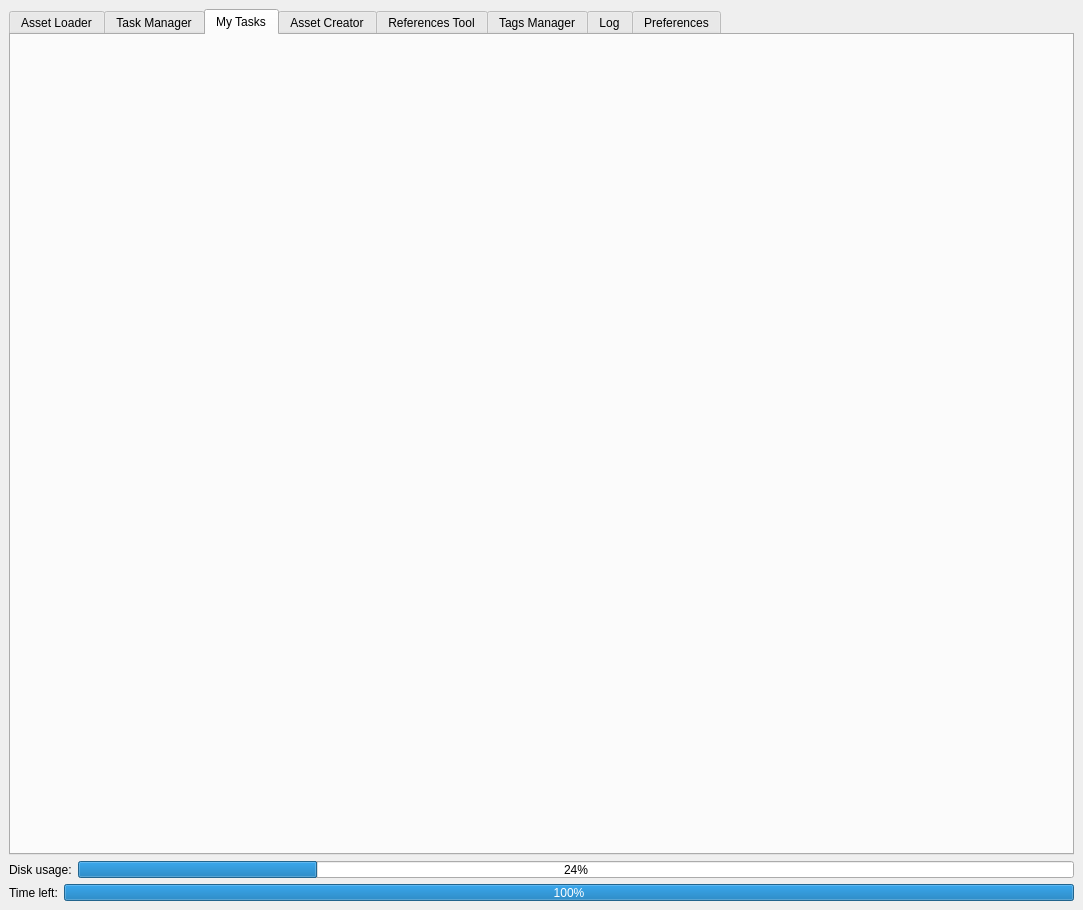
Above: media/main_window.ui from all-in-one-of/project_manager before the change. Below: the same form after it.
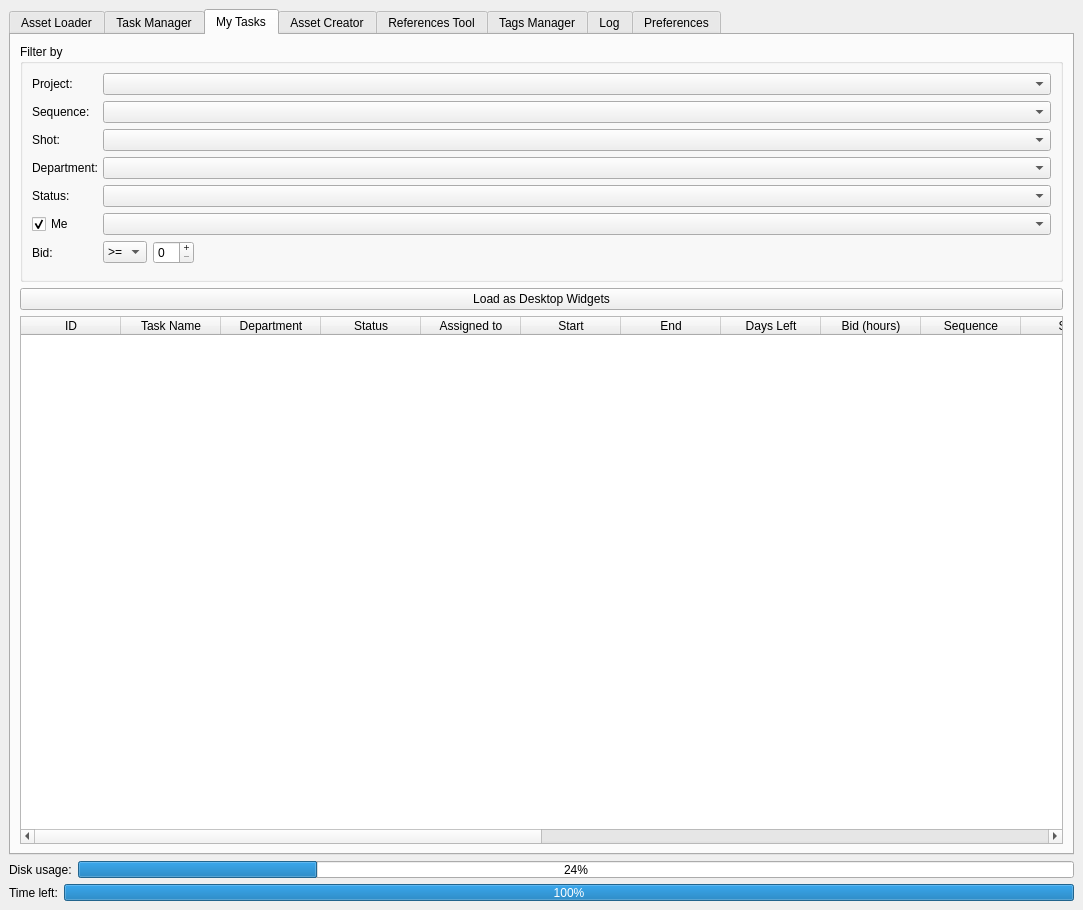
That is the form after the change. The open tabs and pages were chosen to show the change.

Commit message: Add my task tab and splashscreen

```diff
--- a/media/main_window.ui
+++ b/media/main_window.ui
@@ -1663,6 +1663,420 @@
          <attribute name="title">
           <string>My Tasks</string>
          </attribute>
+         <layout class="QVBoxLayout" name="verticalLayout_29">
+          <item>
+           <widget class="QGroupBox" name="mtFilterByGroupBox">
+            <property name="title">
+             <string>Filter by</string>
+            </property>
+            <property name="flat">
+             <bool>true</bool>
+            </property>
+            <property name="checkable">
+             <bool>false</bool>
+            </property>
+            <layout class="QVBoxLayout" name="verticalLayout_28">
+             <item>
+              <widget class="QFrame" name="mtProjectFilterFrame">
+               <property name="frameShape">
+                <enum>QFrame::NoFrame</enum>
+               </property>
+               <property name="frameShadow">
+                <enum>QFrame::Raised</enum>
+               </property>
+               <layout class="QHBoxLayout" name="horizontalLayout_42">
+                <property name="margin">
+                 <number>0</number>
+                </property>
+                <item>
+                 <widget class="QLabel" name="mtProjectLbl">
+                  <property name="maximumSize">
+                   <size>
+                    <width>65</width>
+                    <height>16777215</height>
+                   </size>
+                  </property>
+                  <property name="text">
+                   <string>Project:</string>
+                  </property>
+                 </widget>
+                </item>
+                <item>
+                 <widget class="QComboBox" name="mtFilterByProjectComboBox"/>
+                </item>
+               </layout>
+              </widget>
+             </item>
+             <item>
+              <widget class="QFrame" name="mtSequenceFilterFrame">
+               <property name="frameShape">
+                <enum>QFrame::NoFrame</enum>
+               </property>
+               <property name="frameShadow">
+                <enum>QFrame::Raised</enum>
+               </property>
+               <layout class="QHBoxLayout" name="horizontalLayout_43">
+                <property name="margin">
+                 <number>0</number>
+                </property>
+                <item>
+                 <widget class="QLabel" name="mtSequenceLbl">
+                  <property name="maximumSize">
+                   <size>
+                    <width>65</width>
+                    <height>16777215</height>
+                   </size>
+                  </property>
+                  <property name="text">
+                   <string>Sequence:</string>
+                  </property>
+                 </widget>
+                </item>
+                <item>
+                 <widget class="QComboBox" name="mtFilterBySequenceComboBox"/>
+                </item>
+               </layout>
+              </widget>
+             </item>
+             <item>
+              <widget class="QFrame" name="mtShotFilterFrame">
+               <property name="maximumSize">
+                <size>
+                 <width>16777215</width>
+                 <height>16777215</height>
+                </size>
+               </property>
+               <property name="frameShape">
+                <enum>QFrame::NoFrame</enum>
+               </property>
+               <property name="frameShadow">
+                <enum>QFrame::Raised</enum>
+               </property>
+               <layout class="QHBoxLayout" name="horizontalLayout_44">
+                <property name="margin">
+                 <number>0</number>
+                </property>
+                <item>
+                 <widget class="QLabel" name="mtShotLbl">
+                  <property name="maximumSize">
+                   <size>
+                    <width>65</width>
+                    <height>16777215</height>
+                   </size>
+                  </property>
+                  <property name="text">
+                   <string>Shot:</string>
+                  </property>
+                 </widget>
+                </item>
+                <item>
+                 <widget class="QComboBox" name="mtFilterByShotComboBox"/>
+                </item>
+               </layout>
+              </widget>
+             </item>
+             <item>
+              <widget class="QFrame" name="mtDepartmentFilterFrame">
+               <property name="frameShape">
+                <enum>QFrame::NoFrame</enum>
+               </property>
+               <property name="frameShadow">
+                <enum>QFrame::Raised</enum>
+               </property>
+               <layout class="QHBoxLayout" name="horizontalLayout_45">
+                <property name="margin">
+                 <number>0</number>
+                </property>
+                <item>
+                 <widget class="QLabel" name="mtDepartmentFilter">
+                  <property name="maximumSize">
+                   <size>
+                    <width>65</width>
+                    <height>16777215</height>
+                   </size>
+                  </property>
+                  <property name="text">
+                   <string>Department:</string>
+                  </property>
+                 </widget>
+                </item>
+                <item>
+                 <widget class="QComboBox" name="mtFilterByDeptComboBox">
+                  <property name="frame">
+                   <bool>true</bool>
+                  </property>
+                 </widget>
+                </item>
+               </layout>
+              </widget>
+             </item>
+             <item>
+              <widget class="QFrame" name="mtStatusFilterGroupBox">
+               <property name="frameShape">
+                <enum>QFrame::NoFrame</enum>
+               </property>
+               <property name="frameShadow">
+                <enum>QFrame::Raised</enum>
+               </property>
+               <layout class="QHBoxLayout" name="horizontalLayout_46">
+                <property name="margin">
+                 <number>0</number>
+                </property>
+                <item>
+                 <widget class="QLabel" name="mtStatusLbl">
+                  <property name="maximumSize">
+                   <size>
+                    <width>65</width>
+                    <height>16777215</height>
+                   </size>
+                  </property>
+                  <property name="text">
+                   <string>Status:</string>
+                  </property>
+                 </widget>
+                </item>
+                <item>
+                 <widget class="QComboBox" name="mtFilterByStatusComboBox">
+                  <property name="frame">
+                   <bool>true</bool>
+                  </property>
+                 </widget>
+                </item>
+               </layout>
+              </widget>
+             </item>
+             <item>
+              <widget class="QFrame" name="mtFilterByMemberFrame">
+               <property name="frameShape">
+                <enum>QFrame::NoFrame</enum>
+               </property>
+               <property name="frameShadow">
+                <enum>QFrame::Raised</enum>
+               </property>
+               <layout class="QHBoxLayout" name="horizontalLayout_47">
+                <property name="margin">
+                 <number>0</number>
+                </property>
+                <item>
+                 <widget class="QCheckBox" name="mtMeOnlyCheckBox">
+                  <property name="maximumSize">
+                   <size>
+                    <width>65</width>
+                    <height>16777215</height>
+                   </size>
+                  </property>
+                  <property name="text">
+                   <string>Me</string>
+                  </property>
+                  <property name="checked">
+                   <bool>true</bool>
+                  </property>
+                 </widget>
+                </item>
+                <item>
+                 <widget class="QComboBox" name="mtFilterByMemberComboBox">
+                  <property name="frame">
+                   <bool>true</bool>
+                  </property>
+                 </widget>
+                </item>
+               </layout>
+              </widget>
+             </item>
+             <item>
+              <widget class="QFrame" name="mtBidFilterFrame">
+               <property name="frameShape">
+                <enum>QFrame::NoFrame</enum>
+               </property>
+               <property name="frameShadow">
+                <enum>QFrame::Raised</enum>
+               </property>
+               <layout class="QHBoxLayout" name="horizontalLayout_48">
+                <property name="margin">
+                 <number>0</number>
+                </property>
+                <item>
+                 <widget class="QLabel" name="mtBidLbl">
+                  <property name="minimumSize">
+                   <size>
+                    <width>65</width>
+                    <height>0</height>
+                   </size>
+                  </property>
+                  <property name="maximumSize">
+                   <size>
+                    <width>60</width>
+                    <height>16777215</height>
+                   </size>
+                  </property>
+                  <property name="text">
+                   <string>Bid:</string>
+                  </property>
+                 </widget>
+                </item>
+                <item>
+                 <widget class="QComboBox" name="mtBidOperationComboBox">
+                  <property name="minimumSize">
+                   <size>
+                    <width>41</width>
+                    <height>0</height>
+                   </size>
+                  </property>
+                  <property name="maximumSize">
+                   <size>
+                    <width>65</width>
+                    <height>16777215</height>
+                   </size>
+                  </property>
+                  <property name="frame">
+                   <bool>true</bool>
+                  </property>
+                  <item>
+                   <property name="text">
+                    <string>&gt;=</string>
+                   </property>
+                  </item>
+                  <item>
+                   <property name="text">
+                    <string>&lt;=</string>
+                   </property>
+                  </item>
+                 </widget>
+                </item>
+                <item>
+                 <widget class="QSpinBox" name="mtFilterByBidComboBox">
+                  <property name="buttonSymbols">
+                   <enum>QAbstractSpinBox::PlusMinus</enum>
+                  </property>
+                 </widget>
+                </item>
+                <item>
+                 <spacer name="mtHorizontalSpacer">
+                  <property name="orientation">
+                   <enum>Qt::Horizontal</enum>
+                  </property>
+                  <property name="sizeHint" stdset="0">
+                   <size>
+                    <width>40</width>
+                    <height>20</height>
+                   </size>
+                  </property>
+                 </spacer>
+                </item>
+               </layout>
+              </widget>
+             </item>
+             <item>
+              <widget class="QFrame" name="mtDoneFilterFrame">
+               <property name="frameShape">
+                <enum>QFrame::NoFrame</enum>
+               </property>
+               <property name="frameShadow">
+                <enum>QFrame::Raised</enum>
+               </property>
+               <layout class="QHBoxLayout" name="horizontalLayout_49">
+                <property name="margin">
+                 <number>0</number>
+                </property>
+               </layout>
+              </widget>
+             </item>
+            </layout>
+           </widget>
+          </item>
+          <item>
+           <widget class="QPushButton" name="loadTasksAsWidgetBtn">
+            <property name="text">
+             <string>Load as Desktop Widgets</string>
+            </property>
+           </widget>
+          </item>
+          <item>
+           <widget class="QTableWidget" name="mtTableWidget">
+            <property name="showGrid">
+             <bool>false</bool>
+            </property>
+            <property name="gridStyle">
+             <enum>Qt::SolidLine</enum>
+            </property>
+            <property name="sortingEnabled">
+             <bool>false</bool>
+            </property>
+            <attribute name="horizontalHeaderDefaultSectionSize">
+             <number>100</number>
+            </attribute>
+            <attribute name="horizontalHeaderStretchLastSection">
+             <bool>true</bool>
+            </attribute>
+            <attribute name="verticalHeaderVisible">
+             <bool>false</bool>
+            </attribute>
+            <attribute name="verticalHeaderStretchLastSection">
+             <bool>false</bool>
+            </attribute>
+            <column>
+             <property name="text">
+              <string>ID</string>
+             </property>
+            </column>
+            <column>
+             <property name="text">
+              <string>Task Name</string>
+             </property>
+            </column>
+            <column>
+             <property name="text">
+              <string>Department</string>
+             </property>
+            </column>
+            <column>
+             <property name="text">
+              <string>Status</string>
+             </property>
+            </column>
+            <column>
+             <property name="text">
+              <string>Assigned to</string>
+             </property>
+            </column>
+            <column>
+             <property name="text">
+              <string>Start</string>
+             </property>
+            </column>
+            <column>
+             <property name="text">
+              <string>End</string>
+             </property>
+            </column>
+            <column>
+             <property name="text">
+              <string>Days Left</string>
+             </property>
+            </column>
+            <column>
+             <property name="text">
+              <string>Bid (hours)</string>
+             </property>
+            </column>
+            <column>
+             <property name="text">
+              <string>Sequence</string>
+             </property>
+            </column>
+            <column>
+             <property name="text">
+              <string>Shot</string>
+             </property>
+            </column>
+            <column>
+             <property name="text">
+              <string>Asset</string>
+             </property>
+            </column>
+           </widget>
+          </item>
+         </layout>
         </widget>
         <widget class="QWidget" name="assetCreatorTab">
          <attribute name="title">
```
Left out of the diff: 43 changed lines with no effect on the pictures. The commit also changes 16 other files.
